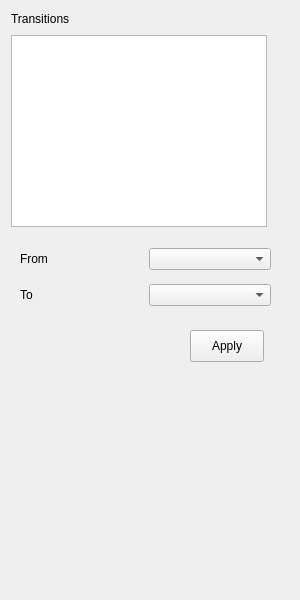
Above: forms/transitionwidget.ui from JuPedSim/jpseditor before the change. Below: the same form after it.
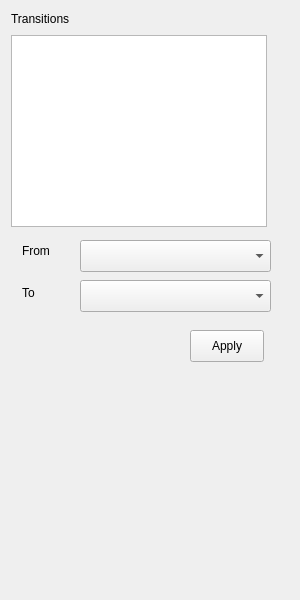
That is the form after the change.

Commit message: New geometry XML parser with DOM

Patch:
```diff
--- a/forms/transitionwidget.ui
+++ b/forms/transitionwidget.ui
@@ -67,45 +67,51 @@
     <string>Apply</string>
    </property>
   </widget>
-  <widget class="QWidget" name="">
+  <widget class="QLabel" name="label_2">
    <property name="geometry">
     <rect>
-     <x>20</x>
+     <x>22</x>
+     <y>243</y>
+     <width>31</width>
+     <height>16</height>
+    </rect>
+   </property>
+   <property name="text">
+    <string>From</string>
+   </property>
+  </widget>
+  <widget class="QComboBox" name="comboBox_from">
+   <property name="geometry">
+    <rect>
+     <x>80</x>
      <y>240</y>
-     <width>251</width>
-     <height>76</height>
+     <width>191</width>
+     <height>32</height>
     </rect>
    </property>
-   <layout class="QVBoxLayout" name="verticalLayout">
-    <item>
-     <layout class="QHBoxLayout" name="horizontalLayout">
-      <item>
-       <widget class="QLabel" name="label_2">
-        <property name="text">
-         <string>From</string>
-        </property>
-       </widget>
-      </item>
-      <item>
-       <widget class="QComboBox" name="comboBox_from"/>
-      </item>
-     </layout>
-    </item>
-    <item>
-     <layout class="QHBoxLayout" name="horizontalLayout_2">
-      <item>
-       <widget class="QLabel" name="label_3">
-        <property name="text">
-         <string>To</string>
-        </property>
-       </widget>
-      </item>
-      <item>
-       <widget class="QComboBox" name="comboBox_to"/>
-      </item>
-     </layout>
-    </item>
-   </layout>
+  </widget>
+  <widget class="QLabel" name="label_3">
+   <property name="geometry">
+    <rect>
+     <x>22</x>
+     <y>285</y>
+     <width>16</width>
+     <height>16</height>
+    </rect>
+   </property>
+   <property name="text">
+    <string>To</string>
+   </property>
+  </widget>
+  <widget class="QComboBox" name="comboBox_to">
+   <property name="geometry">
+    <rect>
+     <x>80</x>
+     <y>280</y>
+     <width>191</width>
+     <height>32</height>
+    </rect>
+   </property>
   </widget>
  </widget>
  <resources/>
```
The commit also changes 11 other files.
